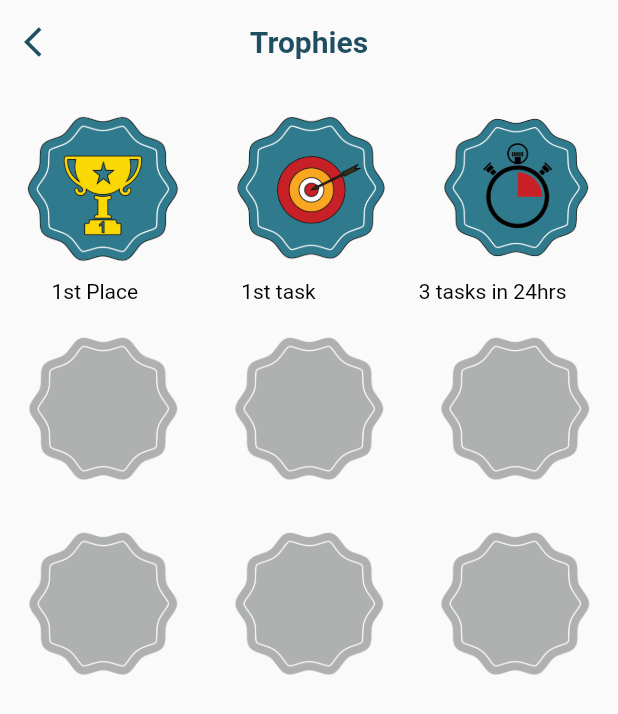
After one commit to SamihaHussein2/Task-it-mobile-project, a Flutter app: the LeaderBoardScreen screen opened directly, after a tap on the "emoji events" icon, on a phone screen of 412 x 824 dp. The commit adds this screen. Shown: the top 714 px of the screen. Run offline on Flutter 3.47's test engine with Material 2 defaults, Android fonts, the phone set to English and light mode, and no system bars; our stand-ins replace dotted_border, modal_bottom_sheet.

Commit message:
linking pages

```diff
--- a/task_it/lib/main.dart
+++ b/task_it/lib/main.dart
@@ -16,9 +16,8 @@ class MyApp extends StatelessWidget {
     //Splash --> homepage (after signing in or skip)
     return MaterialApp(
       debugShowCheckedModeBanner: false,
-      // title: 'Task it',
-      // home: Splash(),
-      title: 'Task it', home: Splash(),
+      title: 'Task it',
+      home: Splash(),
     );
   }
 }
--- a/task_it/lib/screens/homepage/homepage.dart
+++ b/task_it/lib/screens/homepage/homepage.dart
@@ -31,7 +31,7 @@ class Homepage extends StatelessWidget {
           )
         ],
       ),
-      bottomNavigationBar: _buildBottomNavBar(),
+      bottomNavigationBar: _buildBottomNavBar(context),
       floatingActionButtonLocation: FloatingActionButtonLocation.centerDocked,
       floatingActionButton: FloatingActionButton(
         onPressed: () => _show(context),
@@ -42,7 +42,7 @@ class Homepage extends StatelessWidget {
     );
   }
 
-  Widget _buildBottomNavBar() {
+  Widget _buildBottomNavBar(BuildContext context) {
     return Container(
       decoration: BoxDecoration(
           borderRadius: BorderRadius.only(
@@ -59,7 +59,7 @@ class Homepage extends StatelessWidget {
         child: BottomNavigationBar(
           backgroundColor: CustomColors.Cultured,
           showSelectedLabels: true,
-          showUnselectedLabels: false,
+          showUnselectedLabels: true,
           selectedItemColor: CustomColors.Midnight,
           items: [
             BottomNavigationBarItem(
@@ -70,7 +70,10 @@ class Homepage extends StatelessWidget {
               label: "Tasks",
               icon: IconButton(
                 icon: Icon(Icons.widgets_rounded, size: 30),
-                onPressed: () => TaskList(),
+                onPressed: () => Navigator.push(
+                  context,
+                  MaterialPageRoute(builder: (context) => TaskList()),
+                ),
               ),
             )
           ],
--- a/task_it/lib/screens/leaderboard/leaderboard.dart
+++ b/task_it/lib/screens/leaderboard/leaderboard.dart
@@ -1,7 +1,9 @@
 // ignore_for_file: prefer_const_constructors, prefer_const_literals_to_create_immutables, use_key_in_widget_constructors
 
 import 'package:flutter/material.dart';
+import '/screens/homepage/homepage.dart';
 import '/screens/leaderboard/animated_buttons.dart';
+import '/screens/trophies.dart';
 
 class LeaderBoardScreen extends StatefulWidget {
   @override
@@ -13,7 +15,7 @@ class _LeaderBoardScreenState extends State<LeaderBoardScreen> {
   Widget build(BuildContext context) {
     return Container(
       decoration: BoxDecoration(
-        color: Color(0xFFFDF5EC),
+        color: Colors.white,
       ),
       child: Scaffold(
         backgroundColor: Colors.transparent,
@@ -21,10 +23,13 @@ class _LeaderBoardScreenState extends State<LeaderBoardScreen> {
           backgroundColor: Colors.transparent,
           elevation: 0.0,
           leading: IconButton(
-            icon: Icon(Icons.arrow_back_ios),
-            color: Color(0xFF1E4E5F),
-            onPressed: () => Navigator.pop(context, false),
-          ),
+              icon: Icon(Icons.arrow_back_ios, color: Color(0xFF1E4E5F)),
+              onPressed: () {
+                Navigator.push(
+                  context,
+                  MaterialPageRoute(builder: (context) => Homepage()),
+                );
+              }),
           title: Text("Leaderboard"),
           titleTextStyle: TextStyle(
               color: Color(0xFF1E4E5F),
@@ -32,10 +37,19 @@ class _LeaderBoardScreenState extends State<LeaderBoardScreen> {
               fontWeight: FontWeight.bold),
           centerTitle: true,
           actions: [
-            Icon(
-              Icons.emoji_events,
-              color: Color(0xFF1E4E5F),
-            ),
+            IconButton(
+              icon: Icon(
+                Icons.emoji_events,
+                color: Color(0xFF1E4E5F),
+              ),
+              iconSize: 30,
+              onPressed: () {
+                Navigator.push(
+                  context,
+                  MaterialPageRoute(builder: (context) => TrophiesScreen()),
+                );
+              },
+            )
           ],
         ),
         body: Column(children: [
--- /dev/null
+++ b/task_it/lib/screens/trophies.dart
@@ -0,0 +1,153 @@
+import 'package:flutter/material.dart';
+import '/screens/leaderboard/leaderboard.dart';
+
+class TrophiesScreen extends StatefulWidget {
+  @override
+  State<TrophiesScreen> createState() => _TrophiesScreenState();
+}
+
+class _TrophiesScreenState extends State<TrophiesScreen> {
+  @override
+  Widget build(BuildContext context) {
+    return Container(
+        child: Scaffold(
+      appBar: AppBar(
+        backgroundColor: Colors.transparent,
+        elevation: 0.0,
+        leading: IconButton(
+          icon: Icon(
+            Icons.arrow_back_ios,
+            color: Color(0xFF1E4E5F),
+          ),
+          onPressed: () {
+            Navigator.push(
+              context,
+              MaterialPageRoute(builder: (context) => LeaderBoardScreen()),
+            );
+          },
+        ),
+        title: Text("Trophies"),
+        titleTextStyle: TextStyle(
+            color: Color(0xFF1E4E5F),
+            fontSize: 20,
+            fontWeight: FontWeight.bold),
+        centerTitle: true,
+      ),
+      body: Column(
+        children: [
+          Row(
+            children: [EmptyRow()],
+          ),
+          Row(
+            mainAxisAlignment: MainAxisAlignment.spaceAround,
+            crossAxisAlignment: CrossAxisAlignment.center,
+            children: [
+              Trophy1(),
+              Trophy2(),
+              Trophy3(),
+            ],
+          ),
+          Row(
+            mainAxisAlignment: MainAxisAlignment.spaceAround,
+            crossAxisAlignment: CrossAxisAlignment.center,
+            children: [
+              Text('1st Place',
+                  style: TextStyle(
+                    color: Colors.black,
+                  )),
+              Text('1st task',
+                  style: TextStyle(
+                    color: Colors.black,
+                  )),
+              Flexible(
+                  child: new Text('3 tasks in 24hrs',
+                      style: TextStyle(
+                        color: Colors.black,
+                      ))),
+            ],
+          ),
+          Row(
+            children: [EmptyRow()],
+          ),
+          Row(
+            mainAxisAlignment: MainAxisAlignment.spaceAround,
+            crossAxisAlignment: CrossAxisAlignment.center,
+            children: [
+              GreyTrophy(),
+              GreyTrophy(),
+              GreyTrophy(),
+            ],
+          ),
+          Row(
+            children: [EmptyRow()],
+          ),
+          Row(
+            mainAxisAlignment: MainAxisAlignment.spaceAround,
+            crossAxisAlignment: CrossAxisAlignment.center,
+            children: [
+              GreyTrophy(),
+              GreyTrophy(),
+              GreyTrophy(),
+            ],
+          )
+        ],
+      ),
+    ));
+  }
+}
+
+class Trophy1 extends StatelessWidget {
+  @override
+  Widget build(BuildContext context) {
+    return Container(
+      height: 120,
+      width: 120,
+      child: IconButton(
+        icon: Image.asset('assets/trophies/trophy1.png'),
+        onPressed: () {},
+      ),
+    );
+  }
+}
+
+class Trophy2 extends StatelessWidget {
+  @override
+  Widget build(BuildContext context) {
+    return Container(
+      height: 120,
+      width: 120,
+      child: IconButton(
+        icon: Image.asset('assets/trophies/trophy2.png'),
+        onPressed: () {},
+      ),
+    );
+  }
+}
+
+class Trophy3 extends StatelessWidget {
+  @override
+  Widget build(BuildContext context) {
+    return Container(
+      height: 120,
+      width: 120,
+      child: IconButton(
+        icon: Image.asset('assets/trophies/trophy3.png'),
+        onPressed: () {},
+      ),
+    );
+  }
+}
+
+class GreyTrophy extends StatelessWidget {
+  @override
+  Widget build(BuildContext context) {
+    return Container(
+      height: 120,
+      width: 120,
+      child: IconButton(
+        icon: Image.asset('assets/trophies/grey_trophy.png'),
+        onPressed: () {},
+      ),
+    );
+  }
+}
```
